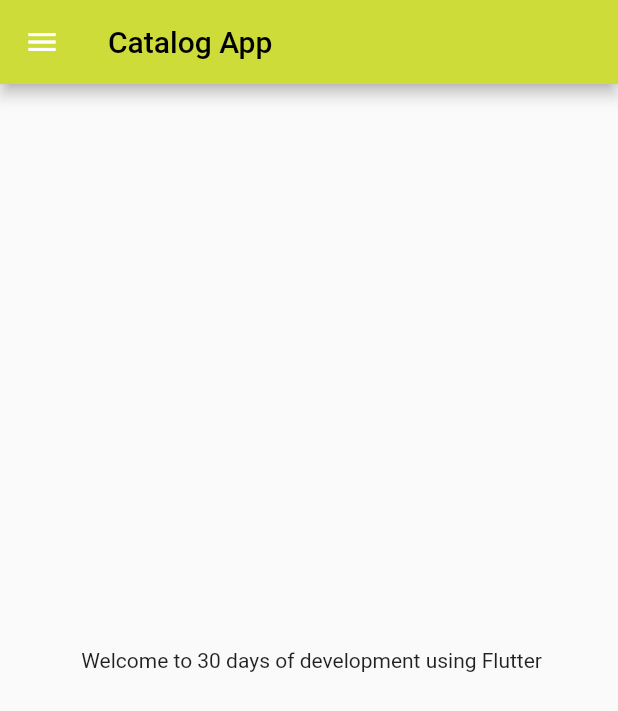
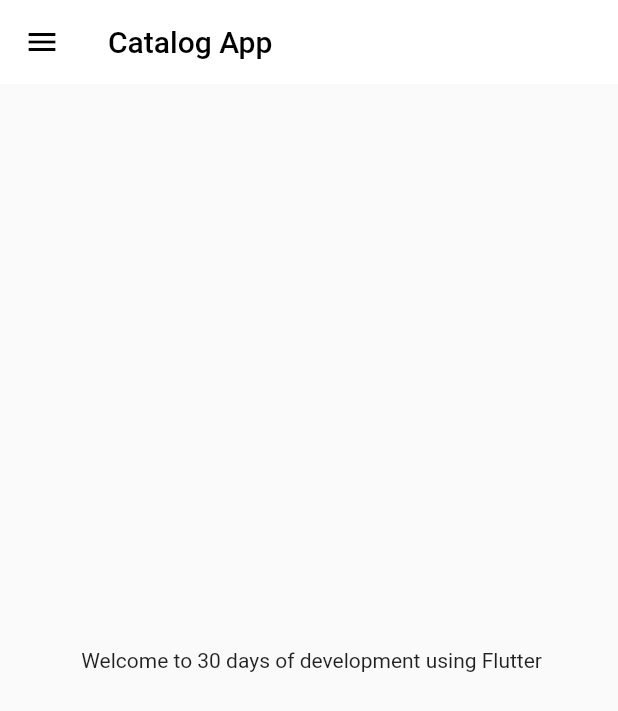
Before and after one commit to asad1729/Flutter-Catalog-, a Flutter app: the screen it shows after launch, on a phone screen of 412 x 824 dp. Shown: the top 711 px of the screen. Run offline on Flutter 3.47's test engine with Material 2 defaults, Android fonts, the phone set to English and light mode, and no system bars.

Commit message:
Theme widget completed

```diff
--- a/analysis_options.yaml
+++ b/analysis_options.yaml
@@ -7,7 +7,7 @@
 
 # The following line activates a set of recommended lints for Flutter apps,
 # packages, and plugins designed to encourage good coding practices.
-include: package:flutter_lints/flutter.yaml
+# include: package:flutter_lints/flutter.yaml
 
 linter:
   # The lint rules applied to this project can be customized in the
--- a/lib/main.dart
+++ b/lib/main.dart
@@ -2,6 +2,7 @@ import 'package:flutter/material.dart';
 import 'package:flutter_catalog/screens/home_page.dart';
 import 'package:flutter_catalog/screens/login_page.dart';
 import 'package:flutter_catalog/utils/routes.dart';
+import 'package:flutter_catalog/widgets/themes.dart';
 
 void main() {
   runApp(MyApp());
@@ -19,8 +20,8 @@ class MyApp extends StatelessWidget {
     return MaterialApp(
         /*  home: HomePage(), */
         themeMode: ThemeMode.light,
-        theme: ThemeData(primarySwatch: Colors.purple),
-        darkTheme: ThemeData(brightness: Brightness.dark),
+        theme: Mythemes.lightTheme(context),
+        darkTheme: Mythemes.darkTheme(context),
         debugShowCheckedModeBanner: false,
         initialRoute: MyRoutes.homeRoute,
         routes: {
--- a/lib/screens/home_page.dart
+++ b/lib/screens/home_page.dart
@@ -9,9 +9,10 @@ class HomePage extends StatelessWidget {
 
     return Scaffold(
       appBar: AppBar(
-        title: Text("Catalog App", style: TextStyle(color: Colors.black)),
-        backgroundColor: Colors.lime,
-      ),
+          title: Text(
+        "Catalog App",
+        style: TextStyle(color: Colors.black),
+      )),
       body: Center(
         child: Container(
           child: Text(" Welcome to $days days of development using $name"),
--- /dev/null
+++ b/lib/widgets/themes.dart
@@ -0,0 +1,14 @@
+import 'package:flutter/material.dart';
+
+class Mythemes {
+  static ThemeData lightTheme(BuildContext context) => ThemeData(
+      primarySwatch: Colors.deepPurple,
+      appBarTheme: AppBarTheme(
+          color: Colors.white,
+          elevation: 0.0,
+          iconTheme: IconThemeData(color: Colors.black),
+          textTheme: Theme.of(context).textTheme));
+  static ThemeData darkTheme(BuildContext context) => ThemeData(
+        brightness: Brightness.dark,
+      );
+}
```
